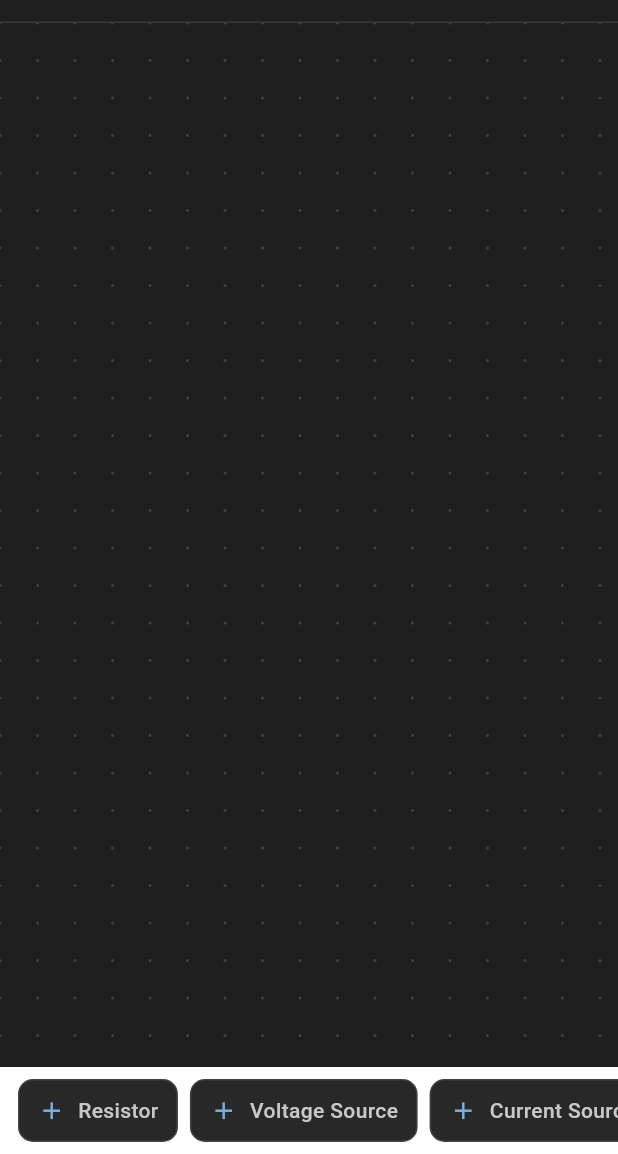
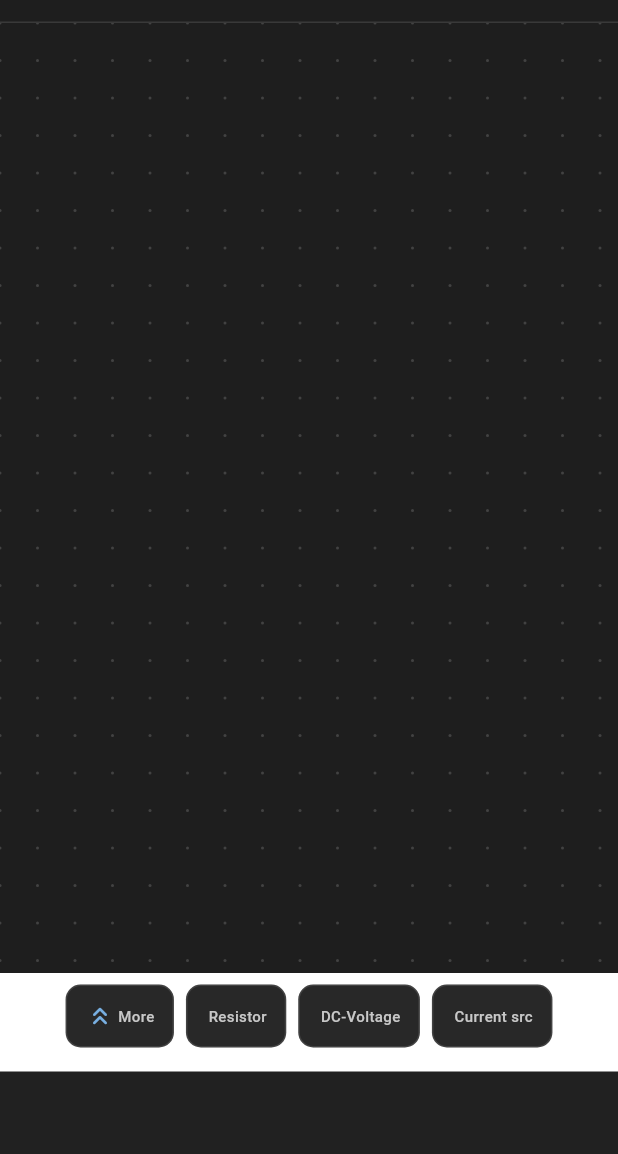
Before and after one commit to elwienne123/coelab, a Flutter app: the screen it shows after launch, on a phone screen of 412 x 824 dp, the part 82-1236 px from its top. Run offline on Flutter 3.47's test engine with Material 3 defaults, Android fonts, the phone set to English and light mode, and no system bars; drawn by our look-alikes of google_mobile_ads; network calls fail.

Commit message:
added admob and formed the augmented matrix

```diff
--- a/lib/home.dart
+++ b/lib/home.dart
@@ -5,6 +5,7 @@ import 'package:coelab/painter.dart';
 import 'package:coelab/connection.dart';
 import 'package:coelab/history.dart';
 import 'package:coelab/history_manager.dart';
+import 'package:coelab/shared/BannerAdWidget.dart';
 
 class Home extends StatefulWidget {
   const Home({super.key});
@@ -46,19 +47,21 @@ class _HomeState extends State<Home> with SingleTickerProviderStateMixin {
           child: Row(
             mainAxisSize: MainAxisSize.min,
             children: [
-              Icon(
-                Icons.add,
-                size: 19,
+              if(label=="More")
+                Icon(
+                Icons.keyboard_double_arrow_up_rounded,
+                size: 20,
                 color: const Color.fromARGB(255, 120, 175, 225),
               ),
 
-              const SizedBox(width: 8),
+
+              const SizedBox(width: 2),
 
               Text(
                 label,
                 style: const TextStyle(
                   color: Color.fromARGB(255, 200, 200, 200),
-                  fontSize: 14,
+                  fontSize: 10,
                   fontWeight: FontWeight.w500,
                 ),
               ),
@@ -1839,6 +1842,14 @@ if (object.type == 3) {
 
           child: Row(
             children: [
+               _buildComponentButton(
+                label: 'More',
+                onPressed: () {
+
+                },
+              ),
+
+              const SizedBox(width: 8),
               // ==========================================================
               // RESISTOR
               // ==========================================================
@@ -1855,7 +1866,7 @@ if (object.type == 3) {
               // VOLTAGE SOURCE
               // ==========================================================
               _buildComponentButton(
-                label: 'Voltage Source',
+                label: 'DC-Voltage',
                 onPressed: () {
                   addObject(Component(x: 100, y: 100, type: 1));
                 },
@@ -1867,7 +1878,7 @@ if (object.type == 3) {
               // CURRENT SOURCE
               // ==========================================================
               _buildComponentButton(
-                label: 'Current Source',
+                label: 'Current src',
                 onPressed: () {
                   addObject(Component(x: 100, y: 100, type: 2));
                 },
@@ -1875,6 +1886,13 @@ if (object.type == 3) {
             ],
           ),
         ),
+        SizedBox(height: 8,),
+        Container(
+                height: 55,
+                width: double.maxFinite,
+                color: Colors.grey.shade900,
+                child: const Banneradwidget(),
+              )
       ],
     );
   }
--- /dev/null
+++ b/lib/shared/Ad_state.dart
@@ -0,0 +1,38 @@
+import 'dart:io';
+
+import 'package:google_mobile_ads/google_mobile_ads.dart';
+
+class AdState
+{
+  Future<InitializationStatus> initialization;
+  AdState(this.initialization);
+  String get bannerAdUnitId=> Platform.isAndroid
+  ?'ca-app-pub-3940256099942544/6300978111'
+  :'ca-app-pub-3940256099942544/2934735716';
+  //ca-app-pub-3940256099942544/6300978111
+  //ca-app-pub-1970483100245335/9085413871
+  BannerAdListener get bannerAdListener => _adListener;
+  final BannerAdListener _adListener = BannerAdListener(
+  // ignore: avoid_print
+  onAdLoaded: (ad) => print(""),
+
+  onAdClosed: (ad) => ad.dispose(),
+  // ignore: avoid_print
+  onAdFailedToLoad: (ad,error) => print("error to load"),
+  // ignore: avoid_print
+  onAdOpened: (ad) => print(""),
+  // ignore: avoid_print
+  onAdClicked: (ad) => print(""),
+  );
+
+  String get appOpenAdUnitId=> Platform.isAndroid
+  ?'ca-app-pub-1970483100245335/6582997283'
+  :'ca-app-pub-3940256099942544/5575463023';
+
+  //ca-app-pub-3940256099942544/9257395921
+
+
+  String get rewardedAdUnitId=> Platform.isAndroid
+  ?'ca-app-pub-1970483100245335/6148860359'
+  :'ca-app-pub-3940256099942544/1712485313';
+}
--- /dev/null
+++ b/lib/shared/BannerAdWidget.dart
@@ -0,0 +1,45 @@
+import 'package:coelab/shared/Ad_state.dart';
+import 'package:flutter/material.dart';
+import 'package:google_mobile_ads/google_mobile_ads.dart';
+import 'package:provider/provider.dart';
+
+class Banneradwidget extends StatefulWidget {
+  const Banneradwidget({super.key});
+
+  @override
+  State<Banneradwidget> createState() => _BanneradwidgetState();
+}
+
+class _BanneradwidgetState extends State<Banneradwidget> {
+  BannerAd? banner;
+
+  @override
+  void didChangeDependencies()
+  {
+    super.didChangeDependencies();
+    final adState=Provider.of<AdState>(context);
+    adState.initialization.then((value){
+      setState(() {
+        banner=BannerAd(
+          adUnitId: adState.bannerAdUnitId,
+          size:AdSize.banner ,
+          request: const AdRequest(),
+          listener: adState.bannerAdListener)..load();
+
+
+
+      });
+    });
+
+  }
+  @override
+  void dispose() {
+    banner!.dispose();
+    super.dispose();
+  }
+  @override
+  Widget build(BuildContext context) {
+    return (banner==null)?Container():AdWidget(ad:banner!);
+  }
+
+}
--- a/pubspec.yaml
+++ b/pubspec.yaml
@@ -34,6 +34,8 @@ dependencies:
   # The following adds the Cupertino Icons font to your application.
   # Use with the CupertinoIcons class for iOS style icons.
   cupertino_icons: ^1.0.8
+  google_mobile_ads: ^9.1.0
+  provider: ^6.1.5+1
 
 dev_dependencies:
   flutter_test:
```
Also changed, not shown: lib/main.dart (+10 -1 lines), pubspec.lock, 5 other files.
